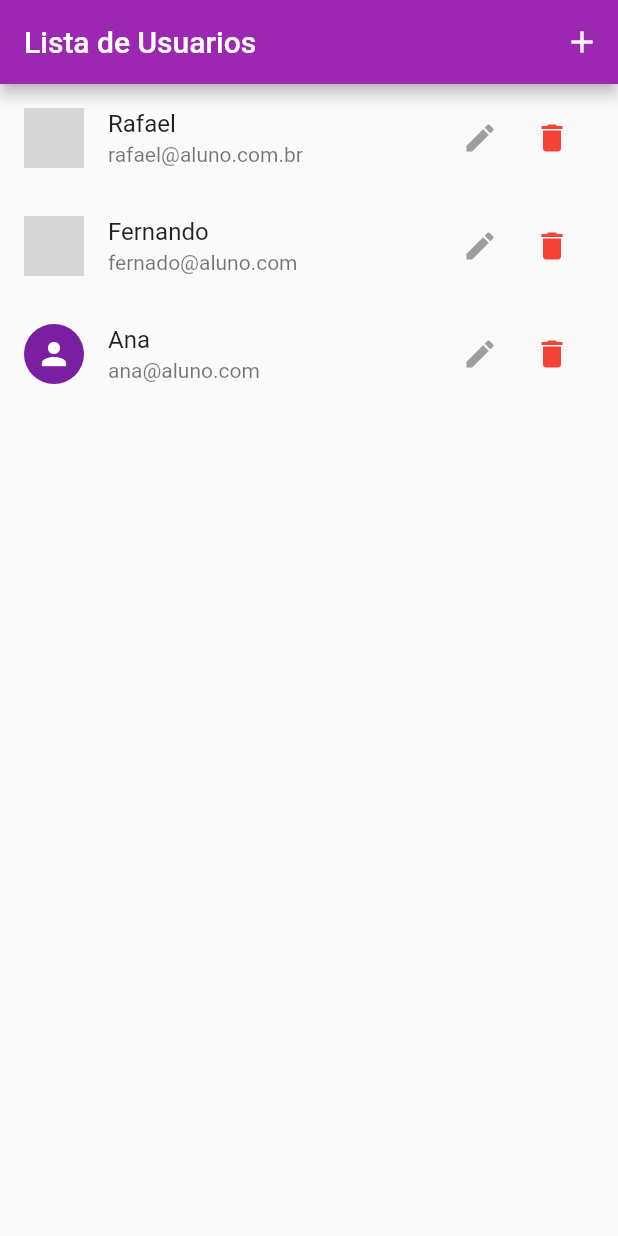
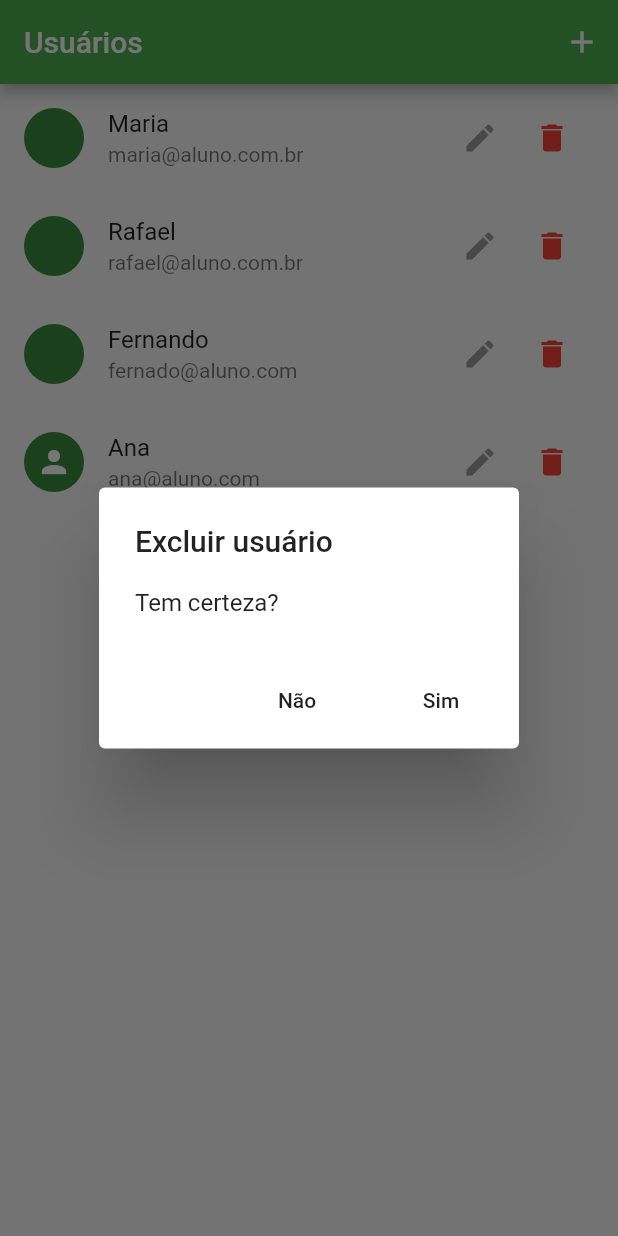
Before and after one commit to MarUguedes/CRUD, a Flutter app: the screen it shows after launch, after a tap on the "delete" icon, on a phone screen of 412 x 824 dp. Run offline on Flutter 3.47's test engine with Material 2 defaults, Android fonts, the phone set to English and light mode, and no system bars; network calls fail; grey boxes are pictures that could not be loaded.

Commit message:
versão final

```diff
--- a/cadastro_usuario/lib/componemtes/user_tile.dart
+++ b/cadastro_usuario/lib/componemtes/user_tile.dart
@@ -1,3 +1,5 @@
+// ignore_for_file: use_key_in_widget_constructors, prefer_const_constructors
+
 import 'package:cadastro_usuario/models/user.dart';
 import 'package:cadastro_usuario/provider/user.dart';
 import 'package:cadastro_usuario/routes/app.routes.dart';
@@ -37,7 +39,29 @@ class UserTile extends StatelessWidget {
               icon: Icon(Icons.delete),
               color: Colors.red,
               onPressed: () {
-                Provider.of<Users>(context,listen: false).remove(user);
+                showDialog(
+                  context: context,
+                  builder: (ctx) => AlertDialog(
+                    title: Text('Excluir usuário'),
+                    content: Text('Tem certeza?'),
+                    actions: <Widget>[
+                      FlatButton(
+                        onPressed: () {
+                          Navigator.of(context).pop();
+                        },
+                        child: Text('Não'),
+                      ),
+                      FlatButton(
+                        onPressed: () {
+                          Provider.of<Users>(context, listen: false)
+                              .remove(user);
+                          Navigator.of(context).pop();
+                        },
+                        child: Text('Sim'),
+                      )
+                    ],
+                  ),
+                );
               },
             ),
           ],
--- a/cadastro_usuario/lib/main.dart
+++ b/cadastro_usuario/lib/main.dart
@@ -21,9 +21,9 @@ class MyApp extends StatelessWidget {
         )
       ],
       child: MaterialApp(
-        title: 'Flutter Demo',
+        title: 'Flutter ',
         theme: ThemeData(
-          primarySwatch: Colors.purple,
+          primarySwatch: Colors.green,
         ),
 
         routes: {
--- a/cadastro_usuario/lib/views/user_list.dart
+++ b/cadastro_usuario/lib/views/user_list.dart
@@ -16,7 +16,7 @@ class UserList extends StatelessWidget {
 
     return Scaffold(
         appBar: AppBar(
-          title: Text('Lista de Usuarios'),
+          title: Text('Usuários'),
           actions: <Widget>[
             IconButton(
               icon: Icon(Icons.add),
```
